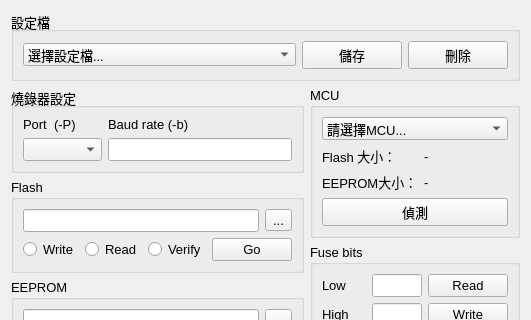
Above: ui/avrdude.ui from mickey9910326/ASA_HMI_Data_Agent before the change; both pictures show x 0 to 531 and y 0 to 320 of the 531 by 700 pixel window. Below: the same form after it.
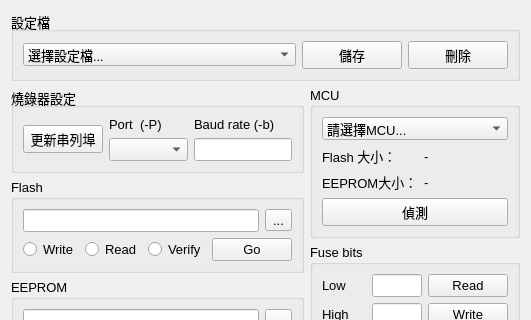
That is the form after the change.

Commit message: 完成串列埠設定區域

Patch:
```diff
--- a/ui/avrdude.ui
+++ b/ui/avrdude.ui
@@ -6,7 +6,7 @@
    <rect>
     <x>0</x>
     <y>0</y>
-    <width>500</width>
+    <width>507</width>
     <height>700</height>
    </rect>
   </property>
@@ -86,28 +86,7 @@
       <string>燒錄器設定</string>
      </property>
      <layout class="QGridLayout" name="gridLayout_7">
-      <item row="1" column="1">
-       <widget class="QLineEdit" name="lineEdit_serialSetBaud">
-        <property name="font">
-         <font>
-          <pointsize>10</pointsize>
-         </font>
-        </property>
-       </widget>
-      </item>
       <item row="0" column="1">
-       <widget class="QLabel" name="label_serialSetBaud">
-        <property name="font">
-         <font>
-          <pointsize>10</pointsize>
-         </font>
-        </property>
-        <property name="text">
-         <string>Baud rate (-b)</string>
-        </property>
-       </widget>
-      </item>
-      <item row="0" column="0">
        <widget class="QLabel" name="label_serialSetPort">
         <property name="font">
          <font>
@@ -119,7 +98,28 @@
         </property>
        </widget>
       </item>
-      <item row="1" column="0">
+      <item row="0" column="2">
+       <widget class="QLabel" name="label_serialSetBaud">
+        <property name="font">
+         <font>
+          <pointsize>10</pointsize>
+         </font>
+        </property>
+        <property name="text">
+         <string>Baud rate (-b)</string>
+        </property>
+       </widget>
+      </item>
+      <item row="1" column="2">
+       <widget class="QLineEdit" name="lineEdit_serialSetBaud">
+        <property name="font">
+         <font>
+          <pointsize>10</pointsize>
+         </font>
+        </property>
+       </widget>
+      </item>
+      <item row="1" column="1">
        <widget class="QComboBox" name="comboBox_serialSetPort">
         <property name="font">
          <font>
@@ -128,6 +128,13 @@
         </property>
        </widget>
       </item>
+      <item row="0" column="0" rowspan="2">
+       <widget class="QPushButton" name="pushButton_updatePort">
+        <property name="text">
+         <string>更新串列埠</string>
+        </property>
+       </widget>
+      </item>
      </layout>
     </widget>
    </item>
```
The commit also changes 2 other files.
